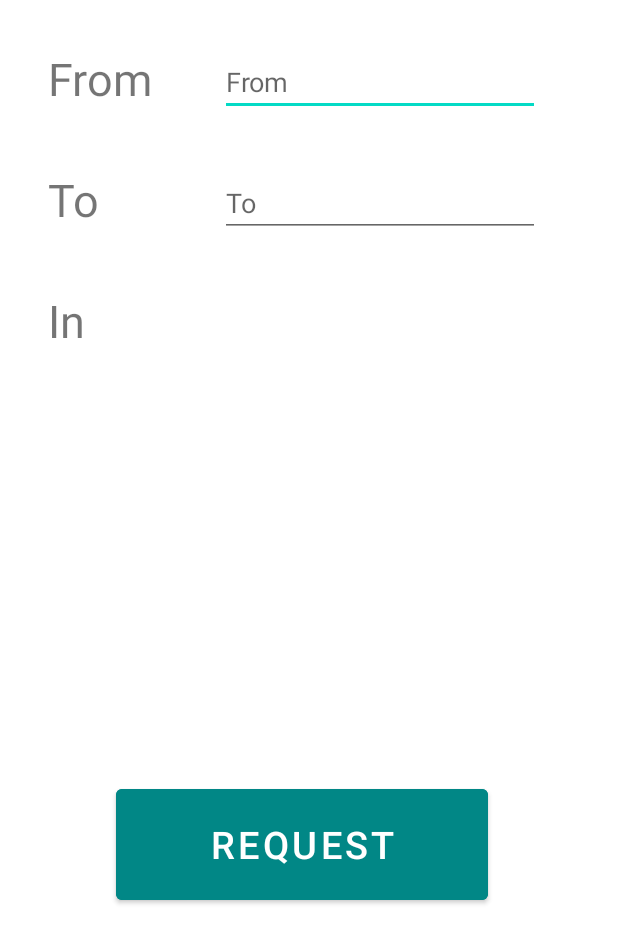
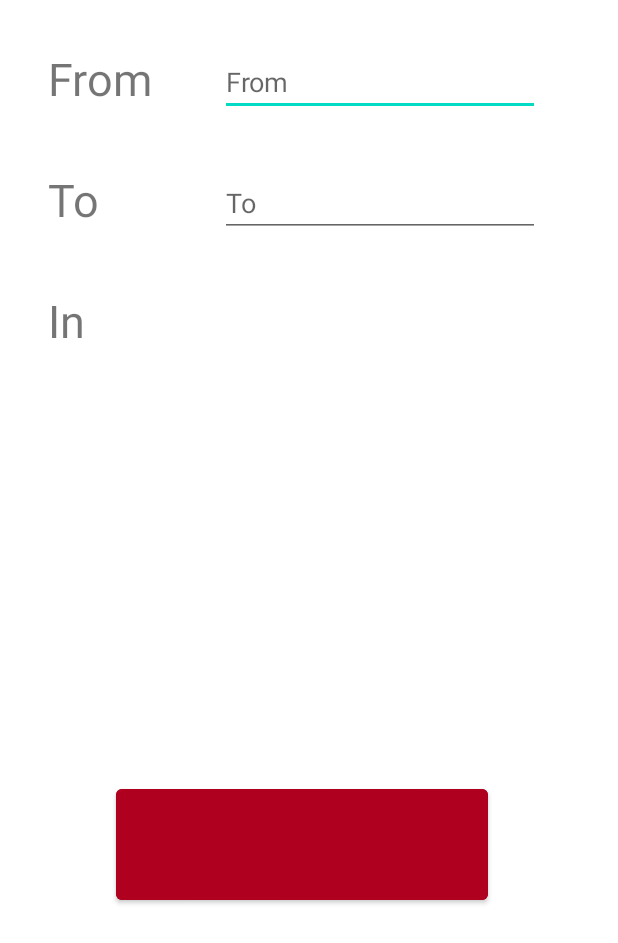
Before and after one commit to JordanllHarper/Scooter-Summon, an Android app: the layout fragment_main.xml on its own in the app's theme, with its tools: preview values and no code run, on a phone screen of 412 x 824 dp. Shown: the top 943 px of the screen. Run offline under Robolectric (Android 15) with nearby library versions, the phone set to English and light mode, and no system bars.

Commit message:
Final commit

```diff
--- a/app/src/main/res/layout/activity_main.xml
+++ b/app/src/main/res/layout/activity_main.xml
@@ -12,7 +12,7 @@
         android:layout_width="248dp"
         android:layout_height="86dp"
         android:layout_marginTop="592dp"
-        android:backgroundTint="@color/teal_700"
+        android:backgroundTint="@color/design_default_color_error"
         android:text="@string/rq_button_text"
         android:textColor="@color/design_default_color_background"
         android:textSize="25sp"
@@ -81,6 +81,7 @@
         android:layout_height="52dp"
         android:layout_marginTop="12dp"
         android:layout_marginEnd="16dp"
+        android:backgroundTint="@color/design_default_color_error"
         app:layout_constraintEnd_toEndOf="parent"
         app:layout_constraintTop_toTopOf="parent"
         app:srcCompat="@drawable/ic_launcher_foreground" />
--- a/app/src/main/res/layout/fragment_main.xml
+++ b/app/src/main/res/layout/fragment_main.xml
@@ -17,9 +17,9 @@
             android:layout_width="248dp"
             android:layout_height="86dp"
             android:layout_marginTop="520dp"
-            android:backgroundTint="@color/teal_700"
+            android:backgroundTint="@color/design_default_color_error"
             android:text="@string/rq_button_text"
-            android:textColor="@color/design_default_color_background"
+            android:textColor="@color/design_default_color_error"
             android:textSize="25sp"
             app:layout_constraintEnd_toEndOf="parent"
             app:layout_constraintHorizontal_bias="0.472"
--- a/app/src/main/res/values/colors.xml
+++ b/app/src/main/res/values/colors.xml
@@ -1,8 +1,10 @@
 <?xml version="1.0" encoding="utf-8"?>
 <resources>
-    <color name="purple_200">#FFBB86FC</color>
-    <color name="purple_500">#FF6200EE</color>
-    <color name="purple_700">#FF3700B3</color>
+
+    <color name="red">#B00020</color>
+    <color name="purple_200">#B00020</color>
+    <color name="purple_500">#B00020</color>
+    <color name="purple_700">#B00020</color>
     <color name="teal_200">#FF03DAC5</color>
     <color name="teal_700">#FF018786</color>
     <color name="black">#FF000000</color>
```
Also changed, not shown: app/src/main/java/uk/ac/chester/autoscooter/MainActivity.kt (+10 -14 lines).
